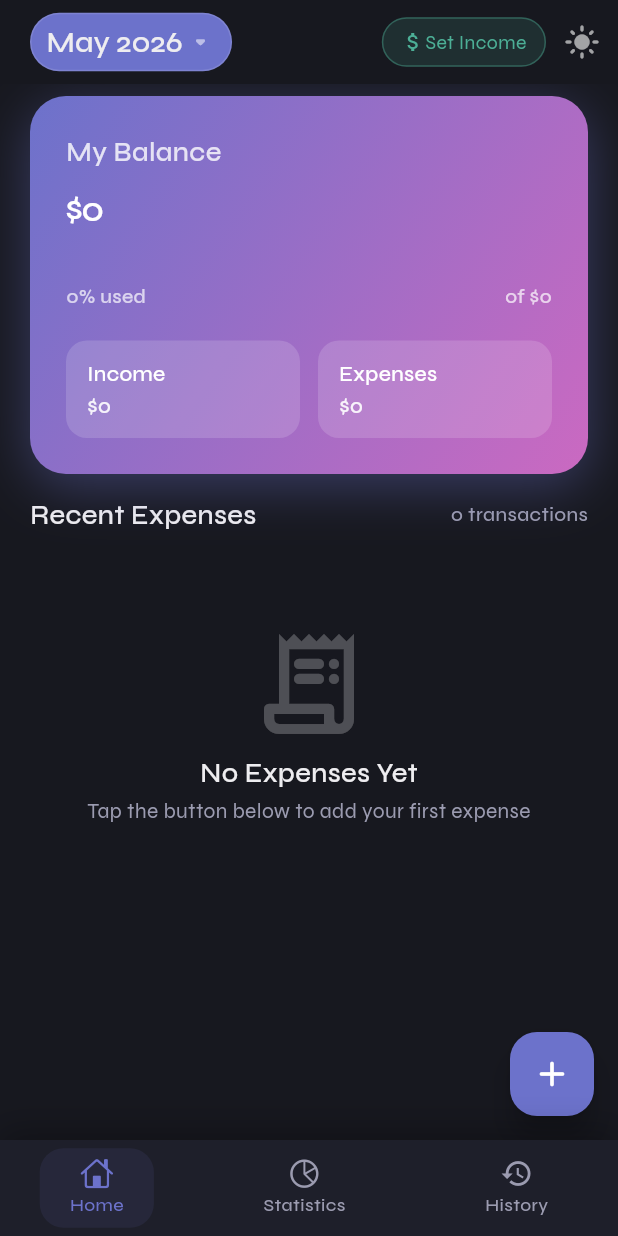
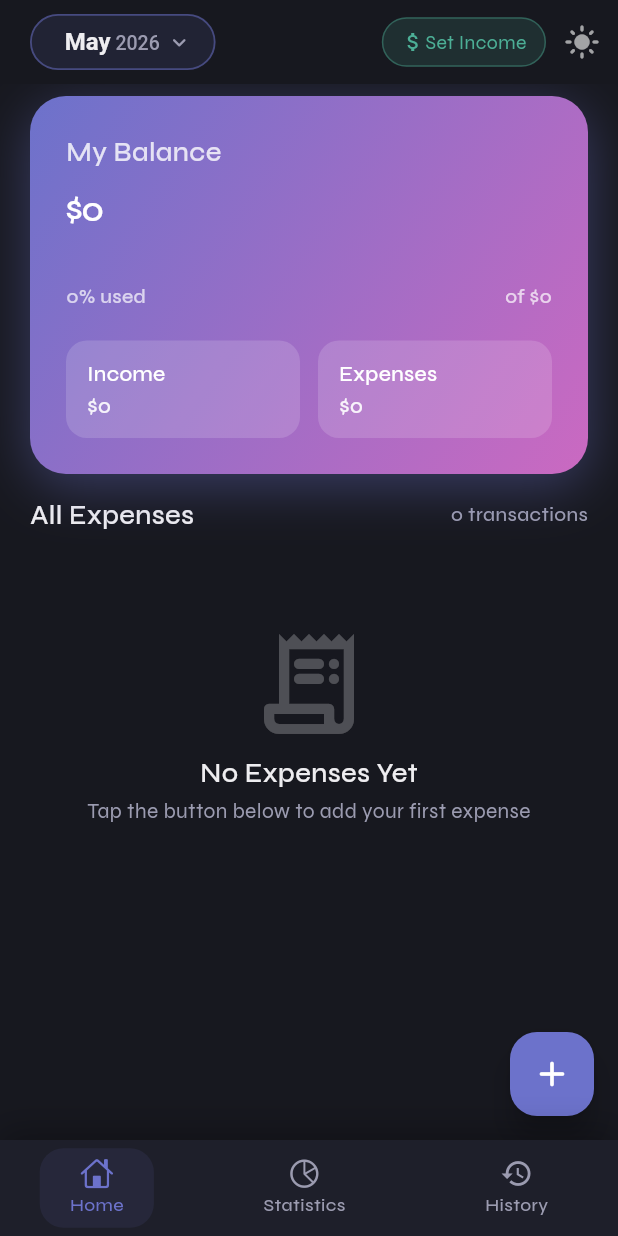
Before and after one commit to sabihaniaz7/Expense-Tracker-Flutter, a Flutter app: the screen it shows after launch, on a phone screen of 412 x 824 dp. Run offline on Flutter 3.47's test engine with Material 3 defaults, Android fonts, the phone set to English and light mode, and no system bars; our stand-ins replace fl_chart, hive, hive_flutter, shared_preferences; accounts and stored records are empty.

Commit message:
style(ui): redesign dashboard month picker and improve typography

```diff
--- a/lib/screens/dashboard_screen.dart
+++ b/lib/screens/dashboard_screen.dart
@@ -61,39 +61,60 @@ class _DashboardScreenState extends State<DashboardScreen> {
                 onTap: () => _pickMonth(context, provider),
                 child: Container(
                   padding: const EdgeInsets.symmetric(
-                    horizontal: AppTheme.sp10,
-                    vertical: AppTheme.sp6,
+                    horizontal: AppTheme.sp14,
+                    vertical: AppTheme.sp8,
                   ),
                   decoration: BoxDecoration(
-                    color: AppTheme.neonPurple,
+                    color: AppTheme.neonPurple.withValues(
+                      alpha: isDark ? 0.12 : 0.06,
+                    ),
                     borderRadius: BorderRadius.circular(AppTheme.rad20),
                     border: Border.all(
-                      color: isDark
-                          ? AppTheme.lightSurface.withValues(alpha: 0.12)
-                          : Colors.black.withValues(alpha: 0.08),
-                      width: 1,
+                      color: AppTheme.neonPurple.withValues(
+                        alpha: isDark ? 0.5 : 0.3,
+                      ),
+                      width: 1.2,
                     ),
                   ),
                   child: Row(
                     mainAxisSize: MainAxisSize.min,
                     children: [
-                      Text(
-                        monthLabel,
-                        style: TextStyle(
-                          fontSize: AppTheme.fs20,
-                          fontWeight: FontWeight.w500,
-                          color: textColor,
+                      const SizedBox(width: AppTheme.sp8),
+                      RichText(
+                        text: TextSpan(
+                          style: TextStyle(
+                            fontFamily: 'Syne',
+                            fontSize: AppTheme.fs16,
+                            fontWeight: FontWeight.w600,
+                            color: AppTheme.lightText,
+                          ),
+                          children: [
+                            TextSpan(
+                              text: monthLabel.split(' ')[0],
+                              style: TextStyle(
+                                color: !isDark
+                                    ? AppTheme.darkSurface.withValues(
+                                        alpha: 0.8,
+                                      )
+                                    : AppTheme.lightText,
+                              ),
+                            ),
+                            TextSpan(
+                              text: ' ${monthLabel.split(' ')[1]}',
+                              style: TextStyle(
+                                fontSize: AppTheme.fs13,
+                                fontWeight: FontWeight.w500,
+                                color: AppTheme.subText,
+                              ),
+                            ),
+                          ],
                         ),
                       ),
-
-                      const SizedBox(width: AppTheme.sp4 / 2),
-                      // DropDown arrow
+                      const SizedBox(width: AppTheme.sp4),
                       Icon(
-                        Icons.arrow_drop_down_rounded,
-                        size: AppTheme.sp20,
-                        color: isDark
-                            ? AppTheme.lightSurface.withValues(alpha: 0.54)
-                            : Colors.black.withValues(alpha: 0.38),
+                        Icons.keyboard_arrow_down_rounded,
+                        size: AppTheme.sp18,
+                        color: AppTheme.subText,
                       ),
                     ],
                   ),
@@ -223,7 +244,7 @@ class _DashboardScreenState extends State<DashboardScreen> {
                   mainAxisAlignment: MainAxisAlignment.spaceBetween,
                   children: [
                     Text(
-                      'Recent Expenses',
+                      'All Expenses',
                       style: TextStyle(
                         fontSize: AppTheme.fs18,
                         fontWeight: FontWeight.w500,
```
